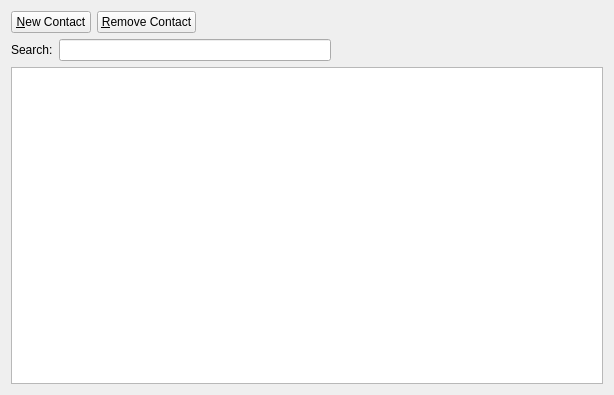
KDAB/FatCRM, file client/src/contactspage.ui: the form before one commit.
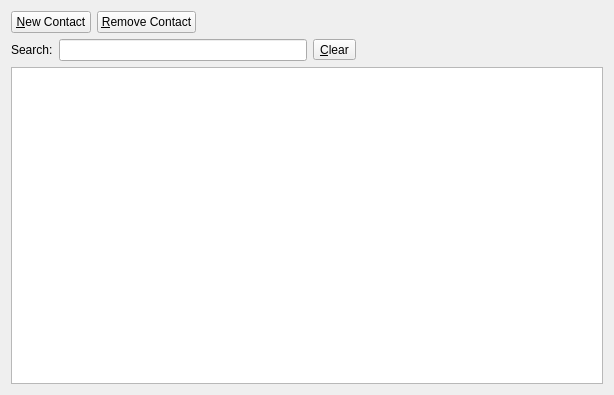
The form after the commit. Custom widgets are drawn as their Qt base class.

Commit message: add a clear button to the search line edit

What changed in the file:
```diff
--- a/client/src/contactspage.ui
+++ b/client/src/contactspage.ui
@@ -61,6 +61,13 @@
          <item>
           <widget class="QLineEdit" name="searchLE"/>
          </item>
+         <item>
+          <widget class="QToolButton" name="clearContactSearch">
+           <property name="text">
+            <string>&amp;Clear</string>
+           </property>
+          </widget>
+         </item>
          <item>
           <spacer name="horizontalSpacer_2">
            <property name="orientation">
```
The commit also changes 14 other files.
